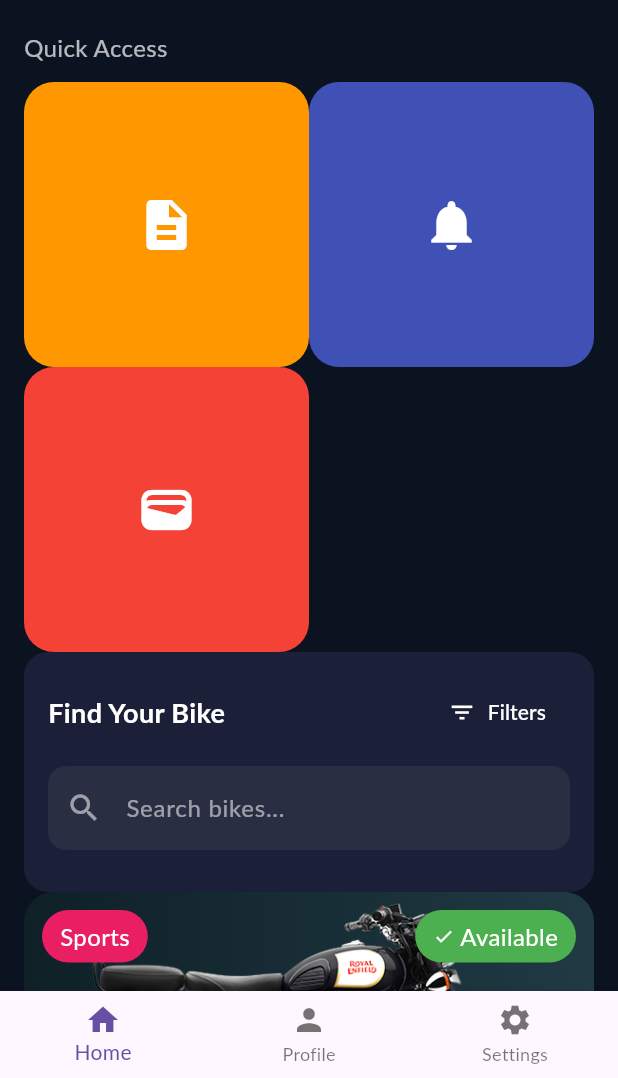
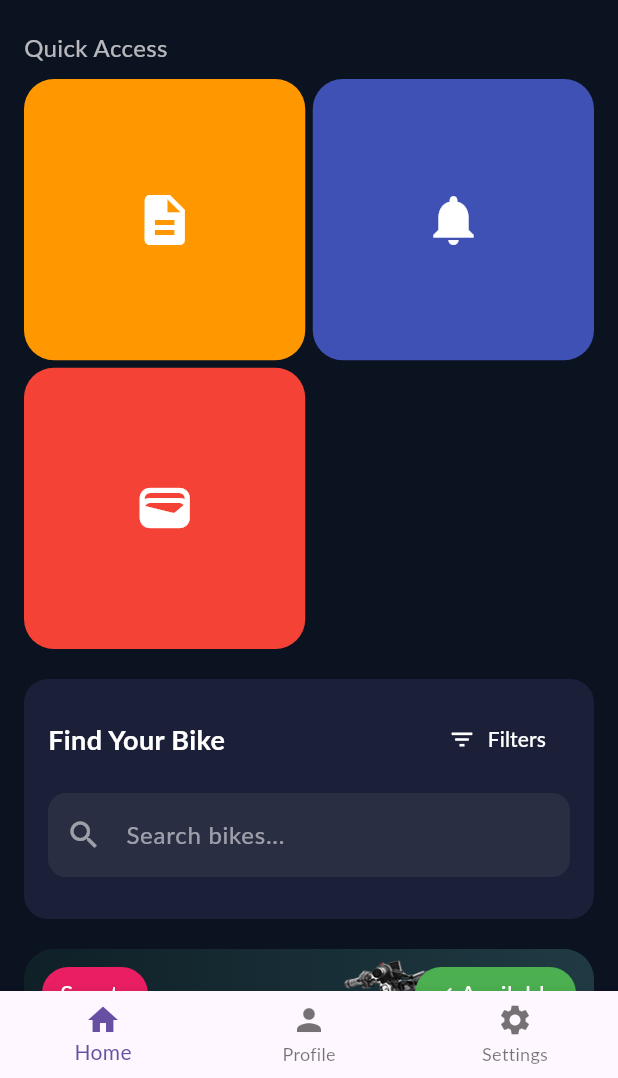
Before and after one commit to gauchansujal/35D_flutter_porject, a Flutter app: the DashboardScreen screen opened by its route, on a phone screen of 412 x 824 dp, the part 158-1236 px from its top. Run offline on Flutter 3.47's test engine with Material 3 defaults, Android fonts, the phone set to English and light mode, and no system bars.

Commit message:
added space

```diff
--- a/lib/screen/dashboard/dashboard_screen.dart
+++ b/lib/screen/dashboard/dashboard_screen.dart
@@ -61,7 +61,9 @@ class HomePage extends StatelessWidget {
           HeaderWidget(),
           SizedBox(height: 20),
           QuickAccess(),
+          SizedBox(height: 20),
           BikeSearch(),
+          SizedBox(height: 20),
           BikeCard(),
         ],
       ),
--- a/lib/screen/dashboard/widgets/quick_access.dart
+++ b/lib/screen/dashboard/widgets/quick_access.dart
@@ -10,10 +10,12 @@ class QuickAccess extends StatelessWidget {
       crossAxisAlignment: CrossAxisAlignment.start,
       children: [
         const Text("Quick Access", style: TextStyle(color: Colors.white70)),
-        const SizedBox(height: 12),
+        const SizedBox(height: 10),
         GridView.count(
           crossAxisCount: 2,
           shrinkWrap: true,
+          crossAxisSpacing: 5, // horizontal spacing
+          mainAxisSpacing: 5, // vertical spacing
           physics: const NeverScrollableScrollPhysics(),
           children: [
             IconBox(icon: Icons.description, color: Colors.orange),
```
